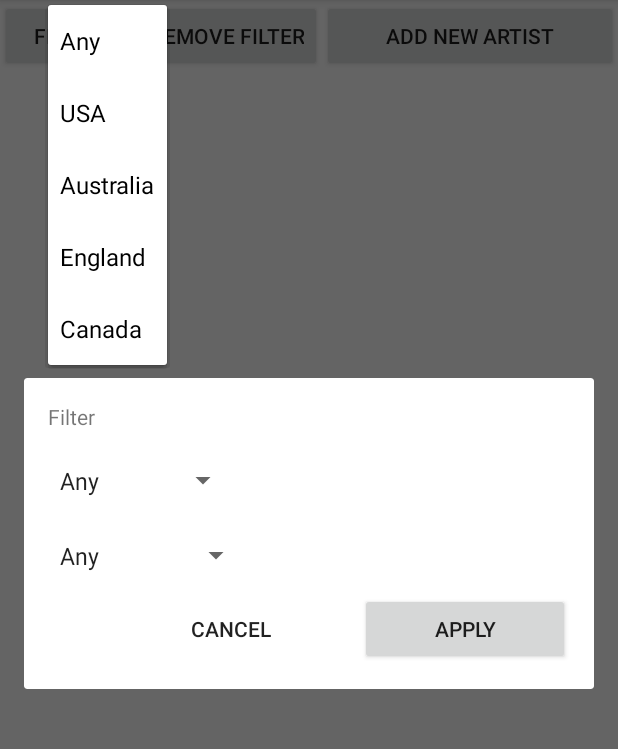
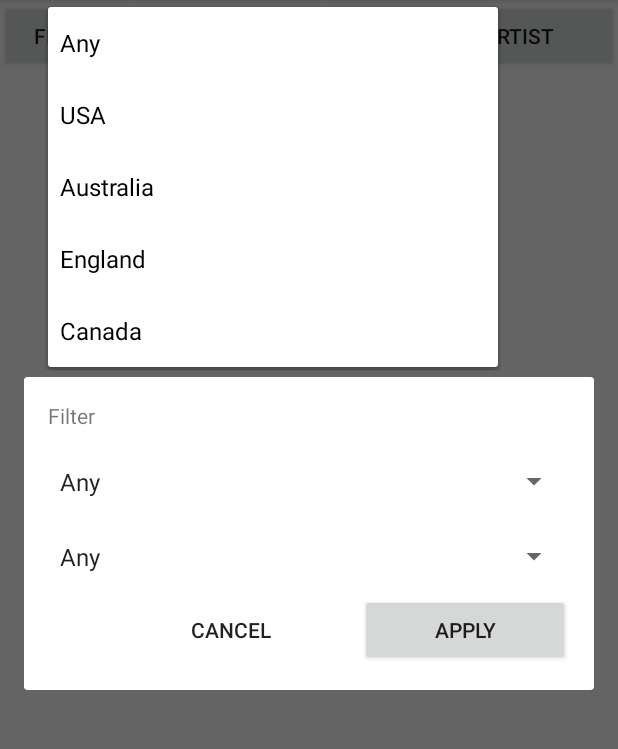
Before and after one commit to eTimokhov/MusicArtistsApp, an Android app: the fragment FilterFragment placed in its activity, after a tap on "Any", on a phone screen of 412 x 824 dp, the part 84-833 px from its top. Run offline under Robolectric (Android 15) with nearby library versions, the phone set to English and light mode, and no system bars; our stand-ins replace Firebase (no records; nobody signed in at launch, a user with empty details on screens opened directly).

Commit message:
artist_item

```diff
--- a/app/src/main/java/com/example/musicartistsapp/ArtistDetailsActivity.java
+++ b/app/src/main/java/com/example/musicartistsapp/ArtistDetailsActivity.java
@@ -69,6 +69,7 @@ public class ArtistDetailsActivity extends AppCompatActivity implements EventLis
 
         Glide.with(activityArtistDetailsBinding.artistImage.getContext())
                 .load(artist.getImagePath())
+                .placeholder(R.drawable.unknown_artist)
                 .into(activityArtistDetailsBinding.artistImage);
 
         activityArtistDetailsBinding.artistName.setText(artist.getName());
--- a/app/src/main/java/com/example/musicartistsapp/FirestoreArtistsRecyclerAdapter.java
+++ b/app/src/main/java/com/example/musicartistsapp/FirestoreArtistsRecyclerAdapter.java
@@ -54,6 +54,7 @@ public class FirestoreArtistsRecyclerAdapter extends FirestoreAdapter<FirestoreA
             // Load image
             Glide.with(binding.artistImage.getContext())
                     .load(artist.getImagePath())
+                    .placeholder(R.drawable.unknown_artist)
                     .into(binding.artistImage);
 
             binding.artistName.setText(artist.getName());
--- a/app/src/main/res/layout/artist_item.xml
+++ b/app/src/main/res/layout/artist_item.xml
@@ -10,7 +10,7 @@
     <ImageView
             android:id="@+id/artist_image"
             android:layout_width="100dp"
-            android:layout_height="120dp"
+            android:layout_height="100dp"
             android:scaleType="centerCrop"
             android:src="@drawable/unknown_artist"
             tools:ignore="ContentDescription" />
@@ -41,8 +41,11 @@
             android:id="@+id/artist_genres"
             android:layout_width="wrap_content"
             android:layout_height="wrap_content"
+            android:layout_below="@+id/artist_country"
             android:layout_alignStart="@+id/artist_country"
-            android:layout_below="@+id/artist_country"
+            android:layout_centerVertical="true"
+            android:layout_marginStart="0dp"
+            android:layout_marginTop="7dp"
             android:ellipsize="end"
             android:maxLines="2"
             tools:text="Electronic, Pop" />
--- a/app/src/main/res/layout/filter_fragment.xml
+++ b/app/src/main/res/layout/filter_fragment.xml
@@ -13,36 +13,20 @@
             android:layout_marginBottom="8dp"
             android:text="@string/filter" />
 
-    <RelativeLayout
+    <Spinner
+            android:id="@+id/spinner_country"
             android:layout_width="match_parent"
-            android:layout_height="wrap_content">
+            android:layout_height="50dp"
+            android:layout_marginTop="1dp"
+            android:entries="@array/countries_any" />
 
-        <Spinner
-                android:id="@+id/spinner_country"
-                android:layout_height="50dp"
-                android:layout_alignParentTop="true"
-                android:layout_marginTop="0dp"
-                android:layout_width="wrap_content"
-                android:entries="@array/countries_any"
-        />
-
-
-    </RelativeLayout>
+    <Spinner
+            android:id="@+id/sprinner_genre"
+            android:layout_width="match_parent"
+            android:layout_height="50dp"
+            android:entries="@array/genres_any" />
 
     <!-- Sort by -->
-    <RelativeLayout
-            android:layout_width="match_parent"
-            android:layout_height="wrap_content">
-
-        <Spinner
-                android:id="@+id/sprinner_genre"
-                android:layout_height="50dp"
-                android:layout_centerVertical="true"
-                android:layout_width="wrap_content"
-                android:entries="@array/genres_any"
-        />
-
-    </RelativeLayout>
 
     <!-- Cancel and apply buttons -->
     <LinearLayout
```
